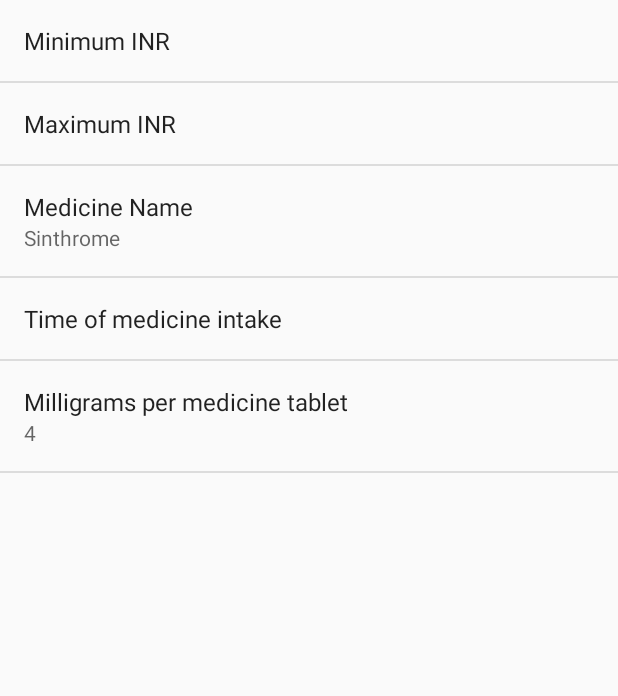
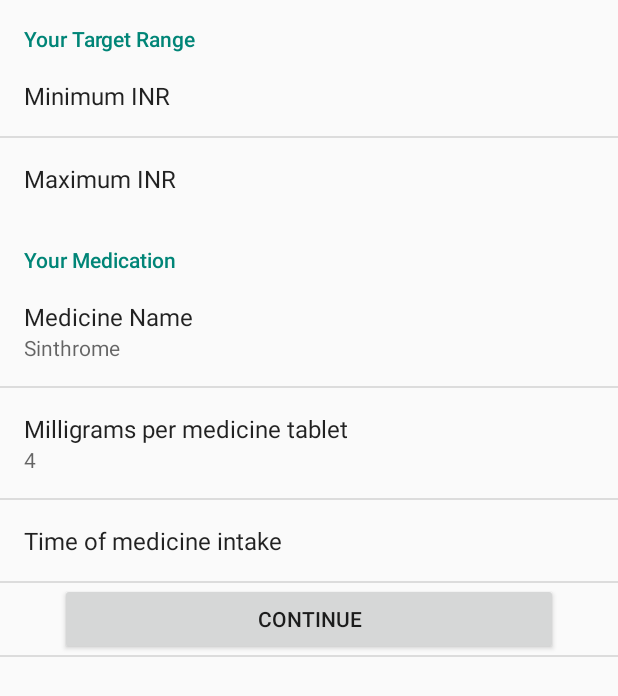
Before and after one commit to AndresMartinMaq/ThirdYPSinthrome, an Android app: the screen it shows after launch (SettingsActivity), after a tap on "BEGIN", on a phone screen of 412 x 824 dp. Shown: the top 696 px of the screen. Run offline under Robolectric (Android 15) with nearby library versions, the light colour scheme and no system bars.

Commit message:
Continue button in initial setup + initial setup preference. Bttn doesnt work, fix SettingsActivity.java

```diff
--- a/app/src/main/java/com/example/andres/thirdypsinthrome/SettingsActivity.java
+++ b/app/src/main/java/com/example/andres/thirdypsinthrome/SettingsActivity.java
@@ -1,10 +1,14 @@
 package com.example.andres.thirdypsinthrome;
 
+import android.content.Intent;
+import android.content.SharedPreferences;
 import android.os.Bundle;
+import android.os.Debug;
 import android.preference.ListPreference;
 import android.preference.Preference;
 import android.preference.PreferenceActivity;
 import android.preference.PreferenceManager;
+import android.util.Log;
 
 /**
  * A {@link PreferenceActivity} that presents a set of application settings.
@@ -29,6 +33,26 @@ public class SettingsActivity extends PreferenceActivity
         bindPreferenceSummaryToValue(findPreference(getString(R.string.pref_med_name_key)));
         bindPreferenceSummaryToValue(findPreference(getString(R.string.pref_med_time_key)));
         bindPreferenceSummaryToValue(findPreference(getString(R.string.pref_mg_per_tablet_key)));
+
+        //For when this is the initial setup.
+        final SharedPreferences prefs = PreferenceManager.getDefaultSharedPreferences(this);
+        Log.d("TESTT", "1");
+        if (prefs.getBoolean("first_time_opened", true)) {
+            Log.d("TESTT", "2");
+            //"continue" button.
+            Preference button = findPreference("prefs_continue_bttn");
+            button.setOnPreferenceClickListener(new Preference.OnPreferenceClickListener() {
+                @Override
+                public boolean onPreferenceClick(Preference preference) {
+                    //Record initial setup has been done.
+                    //prefs.edit().putBoolean("my_first_time", false).commit();
+                    Log.d("TESTT", "Would have sset myfirsttime to false");
+                    //Launch Main activity.
+                    startActivity(new Intent(SettingsActivity.this, MainActivity.class));
+                    return true;
+                }
+            });
+        }
     }
 
     /**
--- a/app/src/main/java/com/example/andres/thirdypsinthrome/WelcomeActivity.java
+++ b/app/src/main/java/com/example/andres/thirdypsinthrome/WelcomeActivity.java
@@ -1,5 +1,8 @@
 package com.example.andres.thirdypsinthrome;
 
+import android.content.Intent;
+import android.content.SharedPreferences;
+import android.preference.PreferenceManager;
 import android.support.v7.app.AppCompatActivity;
 import android.os.Bundle;
 import android.view.Menu;
@@ -10,21 +13,15 @@ public class WelcomeActivity extends AppCompatActivity {
     @Override
     protected void onCreate(Bundle savedInstanceState) {
         super.onCreate(savedInstanceState);
-        setContentView(R.layout.activity_welcome);
+
+        //If it is the first time opening the app, go through the welcome and setup. Otherwise, go to main activity.
+        SharedPreferences prefs = PreferenceManager.getDefaultSharedPreferences(this);
+        if (prefs.getBoolean("first_time_opened", true)){
+            setContentView(R.layout.activity_welcome);
+            //TODO, after initial setup, set "first_time_opened" to false.
+        } else {
+            startActivity(new Intent(this, MainActivity.class));
+        }
     }
 
-    @Override
-    public boolean onOptionsItemSelected(MenuItem item) {
-        // Handle action bar item clicks here. The action bar will
-        // automatically handle clicks on the Home/Up button, so long
-        // as you specify a parent activity in AndroidManifest.xml.
-        int id = item.getItemId();
-
-        //noinspection SimplifiableIfStatement
-        if (id == R.id.action_settings) {
-            return true;
-        }
-
-        return super.onOptionsItemSelected(item);
-    }
 }
--- /dev/null
+++ b/app/src/main/res/layout/continue_bttn.xml
@@ -0,0 +1,14 @@
+<?xml version="1.0" encoding="utf-8"?>
+<LinearLayout xmlns:android="http://schemas.android.com/apk/res/android"
+    android:layout_width="match_parent"
+    android:layout_height="match_parent">
+
+    <Button android:text="Continue"
+        android:layout_width="match_parent"
+        android:layout_height="wrap_content"
+        android:id="@+id/bttn_continue"
+        android:layout_gravity="center"
+        android:layout_marginLeft="40dp"
+        android:layout_marginRight="40dp"></Button>
+
+</LinearLayout>
--- a/app/src/main/res/values/strings.xml
+++ b/app/src/main/res/values/strings.xml
@@ -17,6 +17,7 @@
     <string name="bttn_begin">Begin</string>
 
     <!-- Settings Activity-->
+    <string name="pref_catg_INR">Your Target Range</string>
     <string name="pref_mininr_key">mininr</string>
     <string name="pref_mininr_title">Minimum INR</string>
     <string name="pref_maxinr_key">maxinr</string>
@@ -26,6 +27,7 @@
     <string name="pref_med_time_title">Time of medicine intake</string>
     <string name="pref_med_time_default">18:30</string>
 
+    <string name="pref_catg_med">Your Medication</string>
     <string name="pref_med_name_key">medName</string>
     <string name="pref_med_name_title">Medicine Name</string>
     <string name="pref_mg_per_tablet_key">mgPerTablet</string>
--- a/app/src/main/res/xml/general_prefs.xml
+++ b/app/src/main/res/xml/general_prefs.xml
@@ -3,6 +3,9 @@
     android:layout_width="match_parent"
     android:layout_height="match_parent">
 
+    <PreferenceCategory
+        android:title="@string/pref_catg_INR"
+        android:key="pref_key_range">
         <EditTextPreference
             android:key="@string/pref_mininr_key"
             android:title="@string/pref_mininr_title"
@@ -20,7 +23,11 @@
             android:inputType="numberDecimal"
             android:singleLine="true"
             android:maxLines="1" />
+    </PreferenceCategory>
 
+    <PreferenceCategory
+        android:title="@string/pref_catg_med"
+        android:key="pref_key_med">
         <EditTextPreference
             android:key="@string/pref_med_name_key"
             android:title="@string/pref_med_name_title"
@@ -30,11 +37,6 @@
             android:singleLine="true"
             android:maxLines="1" />
 
-    <com.example.andres.thirdypsinthrome.TimePreference
-        android:key="@string/pref_med_time_key"
-        android:title="@string/pref_med_time_title"
-        android:defaultValue="@string/pref_med_time_default"/>
-
         <EditTextPreference
             android:key="@string/pref_mg_per_tablet_key"
             android:title="@string/pref_mg_per_tablet_title"
@@ -43,7 +45,15 @@
             android:inputType="number"
             android:singleLine="true"
             android:maxLines="1" />
+    </PreferenceCategory>
 
-    <!-- TODO I wonder how I could put a button here -->
+    <com.example.andres.thirdypsinthrome.TimePreference
+        android:key="@string/pref_med_time_key"
+        android:title="@string/pref_med_time_title"
+        android:defaultValue="@string/pref_med_time_default"/>
+
+    <Preference
+        android:key="prefs_continue_bttn"
+        android:layout="@layout/continue_bttn" />
 
 </PreferenceScreen>
```
Lines whose indentation alone changed are shown as unchanged.
